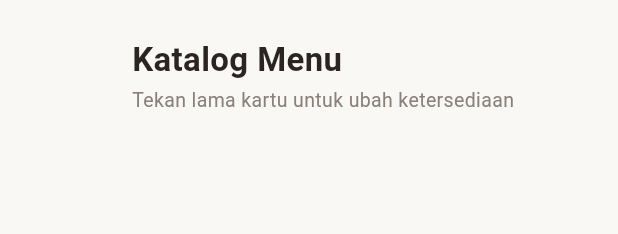
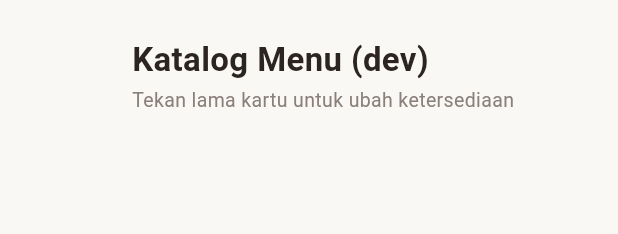
Before and after one commit to nivyanyctra/uts_katalog, a Flutter app: the CupHeader widget shown alone on an empty page, opened directly, on a phone screen of 412 x 824 dp. Shown: the top 234 px of the screen. Run offline on Flutter 3.47's test engine with Material 3 defaults, Android fonts, the phone set to English and light mode, and no system bars.

Commit message:
Update cup_header.dart

```diff
--- a/lib/widgets/cup_header.dart
+++ b/lib/widgets/cup_header.dart
@@ -64,7 +64,7 @@ class _CupHeaderState extends State<CupHeader>
               crossAxisAlignment: CrossAxisAlignment.start,
               children: [
                 Text(
-                  'Katalog Menu',
+                  'Katalog Menu (dev)',
                   style: TextStyle(
                     fontSize: 22,
                     fontWeight: FontWeight.w700,
```
